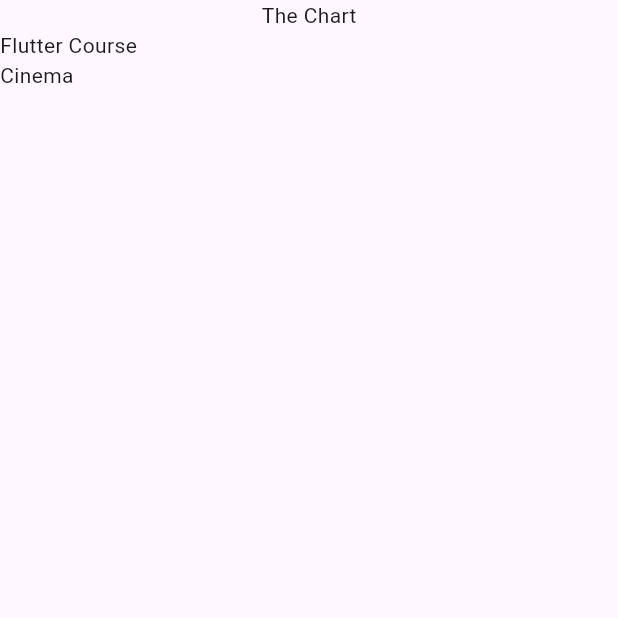
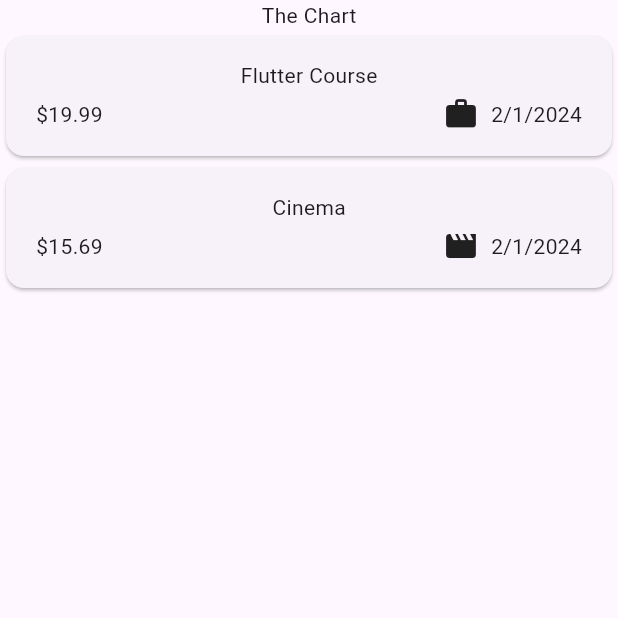
Before and after one commit to MBABHISHEK/expense_tracker, a Flutter app: the screen it shows after launch, on a phone screen of 412 x 824 dp, the top half of it. Run offline on Flutter 3.47's test engine with Material 3 defaults, Android fonts, the phone set to English and light mode, and no system bars.

Commit message:
icons and date format updated through third party library intl

```diff
--- a/lib/models/expense.dart
+++ b/lib/models/expense.dart
@@ -1,9 +1,19 @@
 import 'package:uuid/uuid.dart';
+import 'package:flutter/material.dart';
+import 'package:intl/intl.dart';
 
+// this create random string
 const uuid= Uuid();
 
+final formatter=DateFormat.yMd();
+
 enum Category{food,travel,leisure,work}
-
+const categoryIcons={
+  Category.food:Icons.lunch_dining,
+  Category.travel:Icons.flight_takeoff,
+  Category.leisure:Icons.movie,
+  Category.work:Icons.work
+};
 class Expense{
   Expense({
     required this.title,
@@ -18,4 +28,8 @@ class Expense{
   final DateTime date;
   final Category category;
 
+  String get formattedDate{
+    return  formatter.format(date);
+  }
+
 }
--- a/lib/widget/expenses_list/expense_item.dart
+++ b/lib/widget/expenses_list/expense_item.dart
@@ -0,0 +1,48 @@
+import 'package:expense_tracker/models/expense.dart';
+import 'package:flutter/material.dart';
+
+class ExpenseItem extends StatelessWidget {
+
+  const ExpenseItem({
+    required this.expense,
+    super.key});
+  final Expense expense;
+
+  @override
+  Widget build(BuildContext context)
+  {
+     return Card(
+       child:
+       Padding(
+         padding:
+         const EdgeInsets.symmetric(
+             horizontal:20,
+             vertical:16
+         ),
+         child:Column(
+           children: [
+             Text(expense.title),
+             const SizedBox(height: 4),
+             Row(
+               children:
+               [
+                 Text(
+                     '\$${expense.amount.toStringAsFixed(2)}'
+                 ),
+                 const Spacer(),
+                  Row(
+                    children: [
+                      Icon(categoryIcons[expense.category]),
+                      const SizedBox(width: 8),
+                      Text(expense.formattedDate),
+                   ],
+                 )//this to left the text
+               ],
+             )
+
+           ],
+         ),
+       ),
+     );
+  }
+}
--- a/lib/widget/expenses_list/expenses_list.dart
+++ b/lib/widget/expenses_list/expenses_list.dart
@@ -1,5 +1,6 @@
 import 'package:flutter/material.dart';
 import '../../models/expense.dart';
+import 'expense_item.dart';
 
 class ExpensesList extends StatelessWidget{
   const ExpensesList({
@@ -12,7 +13,7 @@ class ExpensesList extends StatelessWidget{
   {
     return ListView.builder(
       itemCount: expenses.length,
-      itemBuilder: (ctx,index)=>Text(expenses[index].title),
+      itemBuilder: (ctx,index)=> ExpenseItem(expense:expenses[index]),
     );
   }
 }
--- a/pubspec.yaml
+++ b/pubspec.yaml
@@ -36,6 +36,7 @@ dependencies:
   # Use with the CupertinoIcons class for iOS style icons.
   cupertino_icons: ^1.0.2
   uuid: ^4.2.2
+  intl: ^0.19.0
 
 dev_dependencies:
   flutter_test:
```
Also changed, not shown: pubspec.lock.
